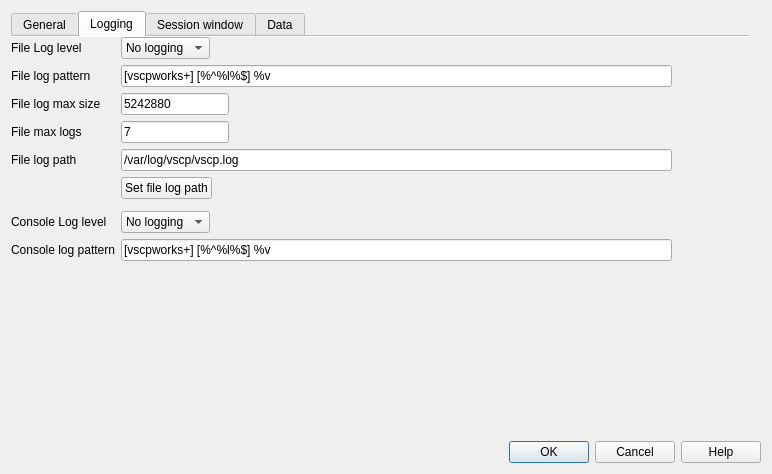
Above: src/cdlgmainsettings.ui from grodansparadis/vscp-works-qt before the change. Below: the same form after it.
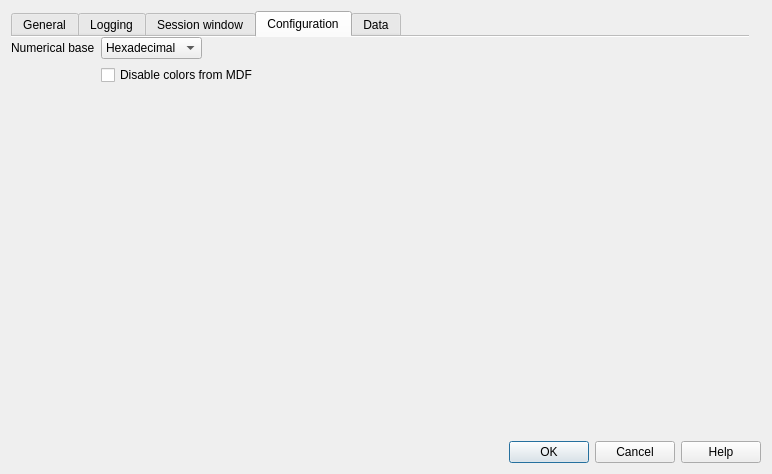
That is the form after the change.

The edit to the form file:
```diff
--- a/src/cdlgmainsettings.ui
+++ b/src/cdlgmainsettings.ui
@@ -39,7 +39,7 @@
       <string>General settings</string>
      </property>
      <property name="currentIndex">
-      <number>1</number>
+      <number>3</number>
      </property>
      <property name="documentMode">
       <bool>true</bool>
@@ -623,6 +623,92 @@
        </layout>
       </widget>
      </widget>
+     <widget class="QWidget" name="tabConfig">
+      <attribute name="title">
+       <string>Configuration</string>
+      </attribute>
+      <widget class="QWidget" name="formLayoutWidget_6">
+       <property name="geometry">
+        <rect>
+         <x>0</x>
+         <y>0</y>
+         <width>381</width>
+         <height>381</height>
+        </rect>
+       </property>
+       <layout class="QFormLayout" name="formLayout_6">
+        <item row="0" column="0">
+         <widget class="QLabel" name="label_12">
+          <property name="text">
+           <string>Numerical base</string>
+          </property>
+          <property name="buddy">
+           <cstring>comboNumberBase</cstring>
+          </property>
+         </widget>
+        </item>
+        <item row="0" column="1">
+         <widget class="QComboBox" name="comboNumberBaseConfig">
+          <property name="sizePolicy">
+           <sizepolicy hsizetype="Fixed" vsizetype="Fixed">
+            <horstretch>0</horstretch>
+            <verstretch>0</verstretch>
+           </sizepolicy>
+          </property>
+          <property name="toolTip">
+           <string>&lt;html&gt;&lt;head/&gt;&lt;body&gt;&lt;p&gt;Set general numerical base&lt;/p&gt;&lt;/body&gt;&lt;/html&gt;</string>
+          </property>
+          <item>
+           <property name="text">
+            <string>Hexadecimal</string>
+           </property>
+          </item>
+          <item>
+           <property name="text">
+            <string>Decimal</string>
+           </property>
+          </item>
+          <item>
+           <property name="text">
+            <string>Octal</string>
+           </property>
+          </item>
+          <item>
+           <property name="text">
+            <string>Binary</string>
+           </property>
+          </item>
+         </widget>
+        </item>
+        <item row="1" column="1">
+         <widget class="QCheckBox" name="chkConfigDisableColors">
+          <property name="toolTip">
+           <string>&lt;html&gt;&lt;head/&gt;&lt;body&gt;&lt;p&gt;Ask for user confirmation before deleting items&lt;/p&gt;&lt;/body&gt;&lt;/html&gt;</string>
+          </property>
+          <property name="statusTip">
+           <string>Confirm needed when events are cleared etc</string>
+          </property>
+          <property name="text">
+           <string>Disable colors from MDF</string>
+          </property>
+         </widget>
+        </item>
+        <item row="2" column="1">
+         <spacer name="verticalSpacer_4">
+          <property name="orientation">
+           <enum>Qt::Vertical</enum>
+          </property>
+          <property name="sizeHint" stdset="0">
+           <size>
+            <width>20</width>
+            <height>40</height>
+           </size>
+          </property>
+         </spacer>
+        </item>
+       </layout>
+      </widget>
+     </widget>
      <widget class="QWidget" name="tabData">
       <attribute name="title">
        <string extracomment="Database and similar settings">Data</string>
```
